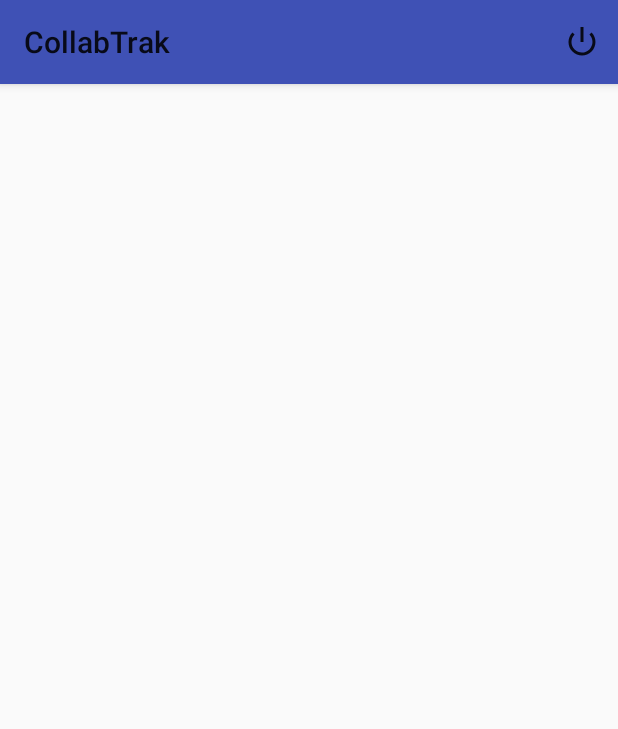
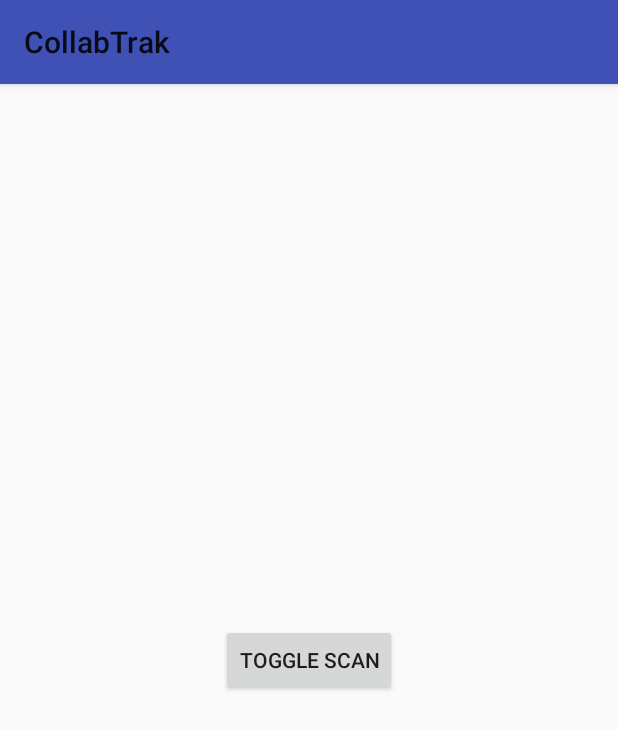
Before and after one commit to cupojoe/DTSoF-Android, an Android app: the screen it shows after launch (MainActivity), on a phone screen of 412 x 824 dp. Shown: the top 729 px of the screen. Run offline under Robolectric (Android 15) with nearby library versions, the phone set to English and light mode, and no system bars; libraries missing offline, so code that uses them is left out: com.estimote.sdk; 7 statements that could not run were skipped.

Commit message:
Added a toggle button

```diff
--- a/app/src/main/AndroidManifest.xml
+++ b/app/src/main/AndroidManifest.xml
@@ -9,6 +9,8 @@
     <uses-permission android:name="android.permission.GET_ACCOUNTS" />
     <uses-permission android:name="android.permission.READ_PROFILE" />
     <uses-permission android:name="android.permission.READ_CONTACTS" />
+
+    <uses-feature android:name="android.hardware.type.watch" />
 
     <application
         android:name=".TrakApplication"
--- a/app/src/main/res/layout/activity_main.xml
+++ b/app/src/main/res/layout/activity_main.xml
@@ -9,23 +9,12 @@
     android:paddingTop="@dimen/activity_vertical_margin"
     tools:context="com.cognizant.collab.collabtrak.MainActivity">
 
-    <ListView
-        android:id="@+id/list_regions"
+    <Button
         android:layout_width="wrap_content"
         android:layout_height="wrap_content"
-        android:layout_below="@+id/userId" />
-
-    <TextView
-        android:layout_width="fill_parent"
-        android:layout_height="wrap_content"
-        android:textAppearance="?android:attr/textAppearanceLarge"
-        android:id="@+id/userId"
-        android:layout_alignParentTop="true"
+        android:text="Toggle Scan"
+        android:id="@+id/toggleButton"
+        android:layout_centerVertical="true"
         android:layout_centerHorizontal="true"
-        android:height="50dp"
-        android:layout_alignParentStart="true"
-        android:layout_alignParentEnd="true"
-        android:textAlignment="center"
-        android:paddingTop="10dp" />
-
+        android:onClick="onClick" />
 </RelativeLayout>
```
Also changed, not shown: app/src/main/java/com/cognizant/collab/collabtrak/AppBeaconManager.java (+7 -7 lines), app/src/main/java/com/cognizant/collab/collabtrak/MainActivity.java (+11 -29 lines).
